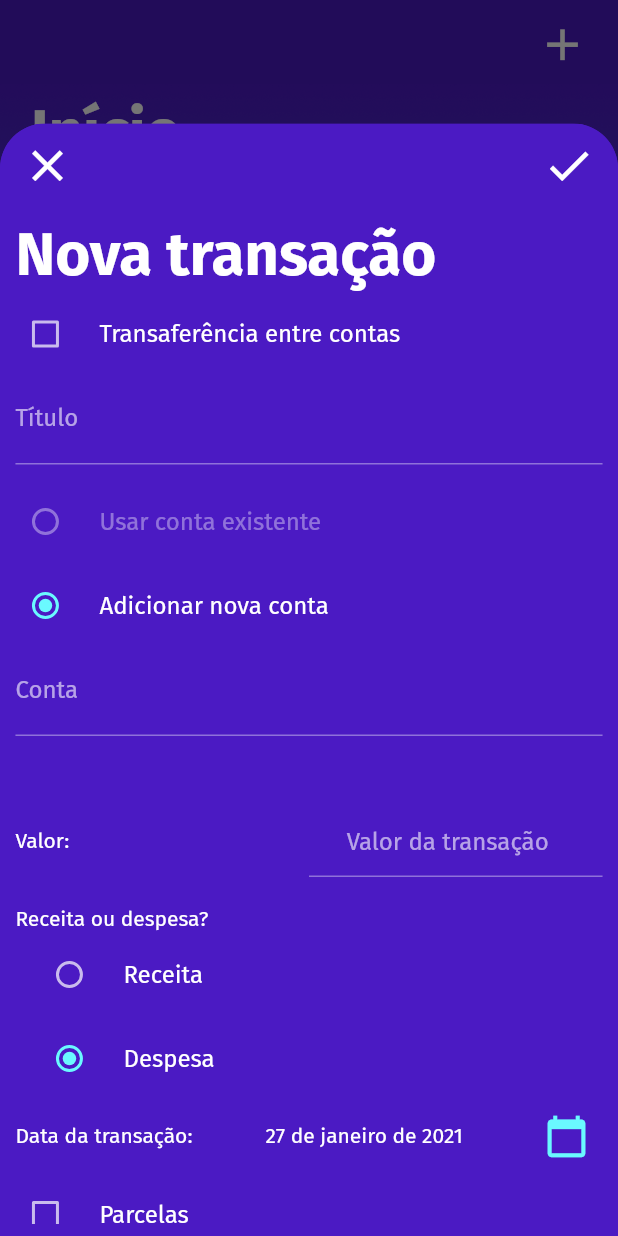
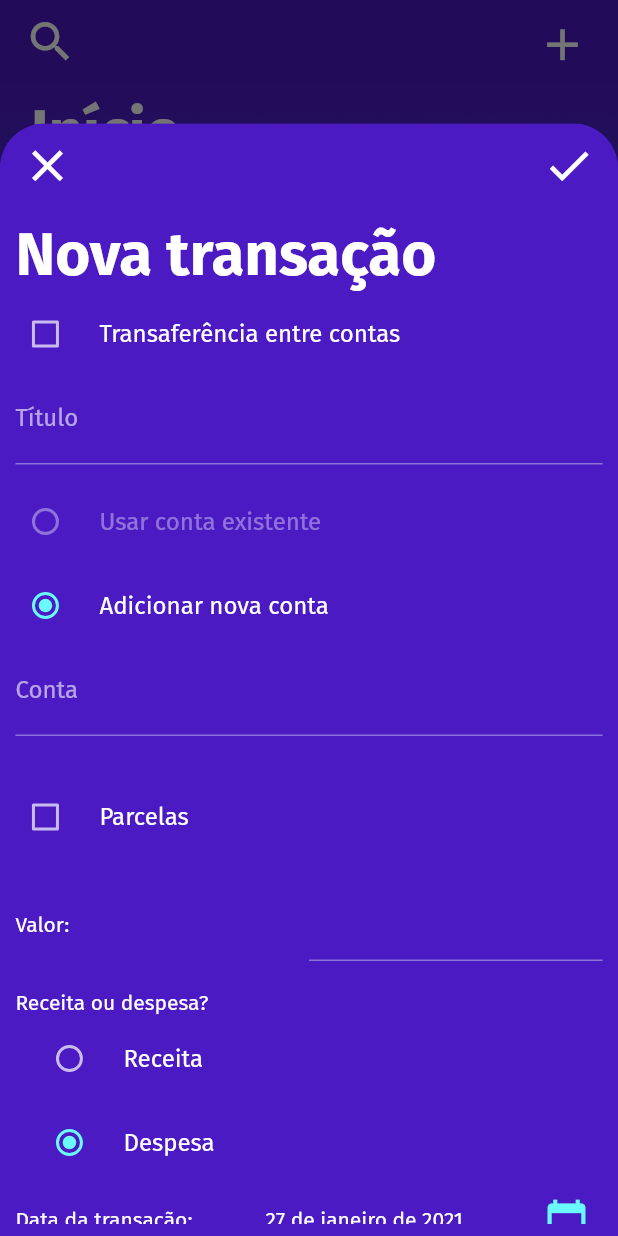
Before and after one commit to BrennerFerreira/personal_expenses_app, a Flutter app: the HomePage screen opened directly, after a tap on the "add" icon, on a phone screen of 412 x 824 dp. Run offline on Flutter 3.47's test engine with Material 2 defaults, Android fonts, the phone set to English and light mode, and no system bars; our stand-ins replace bloc, brasil_fields, equatable, flutter_bloc, font_awesome_flutter, sqflite; accounts and stored records are empty; project files that could hold a hidden picture were left out.

Commit message:
Edited form UI.

```diff
--- a/lib/pages/home_page/home_page.dart
+++ b/lib/pages/home_page/home_page.dart
@@ -17,6 +17,15 @@ class HomePage extends StatelessWidget {
     return CommonScaffold(
       isHomePage: true,
       title: "Início",
+      leadingButton: Padding(
+        padding: EdgeInsets.only(
+          left: MediaQuery.of(context).size.width * 0.02,
+        ),
+        child: IconButton(
+          icon: const Icon(Icons.search, size: 35),
+          onPressed: () {},
+        ),
+      ),
       actionButtons: [
         IconButton(
           icon: const Icon(Icons.add, size: 35),
--- a/lib/pages/user_transaction_form_page/widgets/account_field.dart
+++ b/lib/pages/user_transaction_form_page/widgets/account_field.dart
@@ -157,7 +157,6 @@ class AccountField extends StatelessWidget {
                     )
                   : Container(),
             ),
-            const SizedBox(height: 20),
           ],
         );
       },
--- a/lib/pages/user_transaction_form_page/widgets/normal_form.dart
+++ b/lib/pages/user_transaction_form_page/widgets/normal_form.dart
@@ -16,11 +16,12 @@ class NormalForm extends StatelessWidget {
         TitleField(),
         const SizedBox(height: 10),
         AccountField(),
+        InstallmentsField(),
+        const SizedBox(height: 20),
         PriceField(),
         const SizedBox(height: 20),
         IsIncomeField(),
         DateField(),
-        InstallmentsField(),
         const SizedBox(height: 20),
       ],
     );
--- a/lib/pages/user_transaction_form_page/widgets/price_field.dart
+++ b/lib/pages/user_transaction_form_page/widgets/price_field.dart
@@ -12,11 +12,14 @@ class PriceField extends StatelessWidget {
         return Row(
           mainAxisAlignment: MainAxisAlignment.spaceBetween,
           children: [
-            const Expanded(child: Text("Valor:")),
+            Expanded(
+              child: Text(
+                state.isInstallments ? "Valor total: " : "Valor: ",
+              ),
+            ),
             Expanded(
               child: TextFormField(
                 decoration: InputDecoration(
-                  hintText: "Valor da transação",
                   prefixText: "R\$ ",
                   prefixStyle: const TextStyle(
                     fontSize: 18,
```
